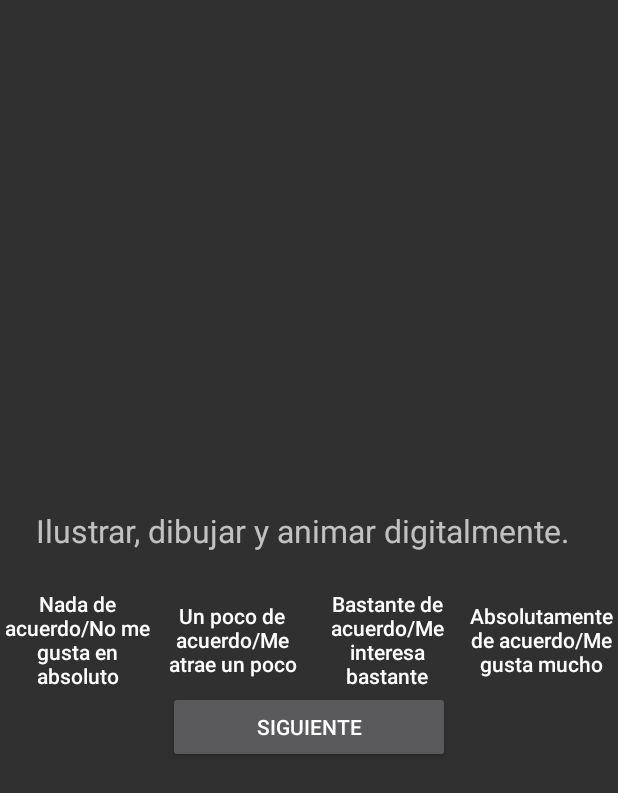
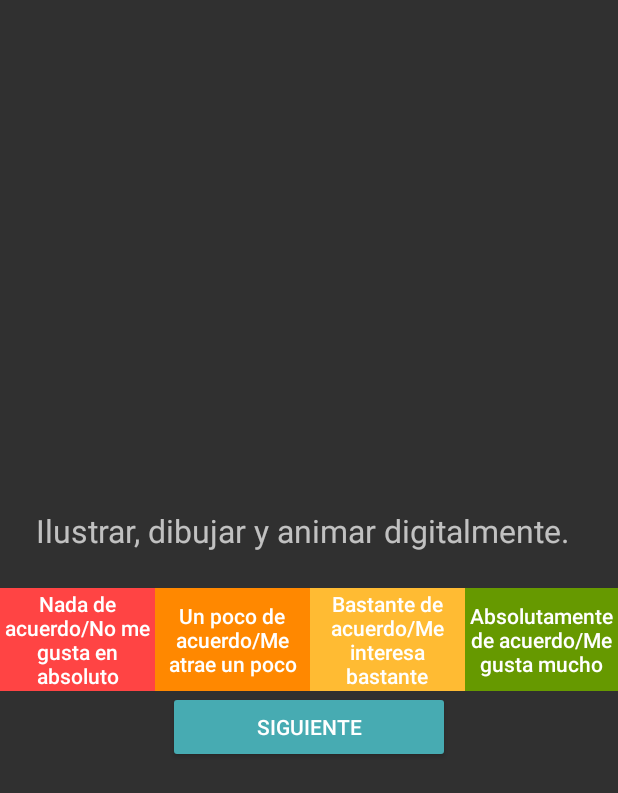
Before and after one commit to adrianrs2510/EscolaVision, an Android app built with Jetpack Compose: the layout activity_escola_vision.xml on its own in the app's theme, with its tools: preview values and no code run, on a phone screen of 412 x 824 dp. Shown: the top 793 px of the screen. Run offline under Robolectric (Android 15) with nearby library versions, the phone set to English and light mode, and no system bars.

Commit message:
FUNCIONA SE VEEEEEEEEEEEEE

```diff
--- a/app/src/main/res/layout-land/activity_escola_vision.xml
+++ b/app/src/main/res/layout-land/activity_escola_vision.xml
@@ -24,27 +24,31 @@ android:layout_height="match_parent" >
             android:id="@+id/boton1"
             android:layout_width="222dp"
             android:layout_height="match_parent"
-	    android:layout_gravity="bottom|right"
+            android:layout_gravity="bottom|right"
+            android:background="@android:color/holo_red_light"
             android:text="@string/button1" />
 
         <Button
             android:id="@+id/boton2"
             android:layout_width="222dp"
             android:layout_height="match_parent"
+            android:background="@android:color/holo_orange_dark"
             android:text="@string/button2" />
 
         <Button
             android:id="@+id/boton3"
             android:layout_width="222dp"
             android:layout_height="match_parent"
-	    android:layout_gravity="bottom|right"
+            android:layout_gravity="bottom|right"
+            android:background="@android:color/holo_orange_light"
             android:text="@string/button3" />
 
         <Button
             android:id="@+id/boton4"
             android:layout_width="222dp"
             android:layout_height="match_parent"
-	    android:layout_gravity="bottom|right"
+            android:layout_gravity="bottom|right"
+            android:background="@android:color/holo_green_dark"
             android:text="@string/button4" />
 
     </LinearLayout>
@@ -53,7 +57,8 @@ android:layout_height="match_parent" >
         android:id="@+id/botonNext"
         android:layout_width="188dp"
         android:layout_height="wrap_content"
-	    android:layout_gravity="bottom|right"
+        android:layout_gravity="bottom|right"
+        android:background="@color/verdeAgua"
         android:text="@string/botonNext" />
 
 </FrameLayout>
--- a/app/src/main/res/layout/activity_escola_vision.xml
+++ b/app/src/main/res/layout/activity_escola_vision.xml
@@ -3,6 +3,7 @@
 <LinearLayout xmlns:android="http://schemas.android.com/apk/res/android"
     android:layout_width="wrap_content"
     android:layout_height="match_parent"
+    android:background="@android:color/transparent"
     android:gravity="center"
     android:orientation="vertical">
 
@@ -24,7 +25,7 @@
             style="?android:attr/buttonBarButtonStyle"
             android:layout_width="103dp"
             android:layout_height="match_parent"
-            android:background="@android:color/transparent"
+            android:background="@android:color/holo_red_light"
             android:minWidth="64dp"
             android:minHeight="54dip"
             android:text="@string/button1"
@@ -35,7 +36,7 @@
             style="?android:attr/buttonBarButtonStyle"
             android:layout_width="103dp"
             android:layout_height="match_parent"
-            android:background="@android:color/transparent"
+            android:background="@android:color/holo_orange_dark"
             android:minWidth="64dp"
             android:minHeight="54dip"
             android:text="@string/button2"
@@ -46,7 +47,7 @@
             style="?android:attr/buttonBarButtonStyle"
             android:layout_width="103dp"
             android:layout_height="match_parent"
-            android:background="@android:color/transparent"
+            android:background="@android:color/holo_orange_light"
             android:minWidth="64dp"
             android:minHeight="54dip"
             android:text="@string/button3"
@@ -57,7 +58,7 @@
             style="?android:attr/buttonBarButtonStyle"
             android:layout_width="wrap_content"
             android:layout_height="match_parent"
-            android:background="@android:color/transparent"
+            android:background="@android:color/holo_green_dark"
             android:minWidth="64dp"
             android:minHeight="54dip"
             android:text="@string/button4"
@@ -69,6 +70,7 @@
         android:id="@+id/botonNext"
         android:layout_width="188dp"
         android:layout_height="wrap_content"
+        android:backgroundTint="@color/verdeAgua"
         android:text="@string/botonNext" />
 
 </LinearLayout>
```
Also changed, not shown: app/src/main/java/com/example/testescolavision/EscolaVisionActivityInterface.java (deleted, +0 -12 lines), app/src/main/java/com/example/testescolavision/MainActivity.java (+7 -4 lines).
